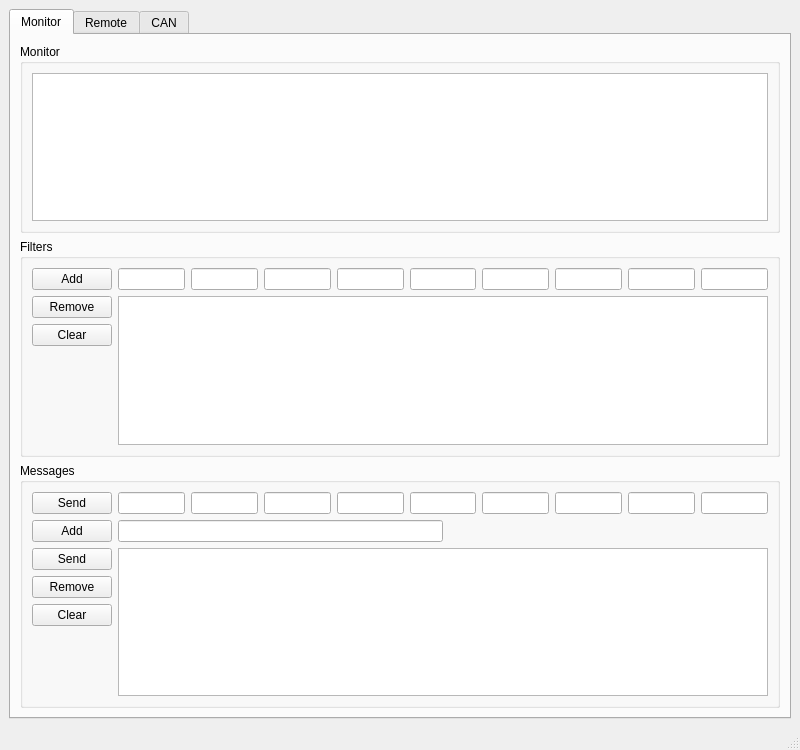
Above: ui/main_window.ui from mhegyi92/rpi-can-monitor before the change. Below: the same form after it.
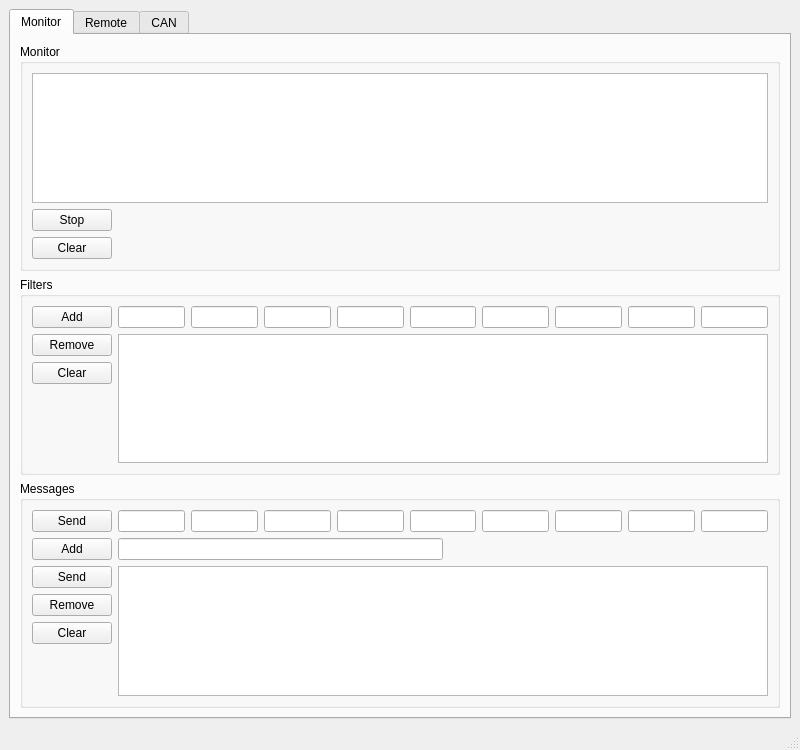
That is the form after the change.

Commit message: update can monitoring

The edit to the form file:
```diff
--- a/ui/main_window.ui
+++ b/ui/main_window.ui
@@ -34,6 +34,20 @@
            <item>
             <widget class="QTableView" name="tableMonitor"/>
            </item>
+           <item alignment="Qt::AlignLeft">
+            <widget class="QPushButton" name="buttonMonitorToggle">
+             <property name="text">
+              <string>Stop</string>
+             </property>
+            </widget>
+           </item>
+           <item alignment="Qt::AlignLeft">
+            <widget class="QPushButton" name="buttonMonitorClear">
+             <property name="text">
+              <string>Clear</string>
+             </property>
+            </widget>
+           </item>
           </layout>
          </widget>
         </item>
```
The commit also changes 1 other file.
